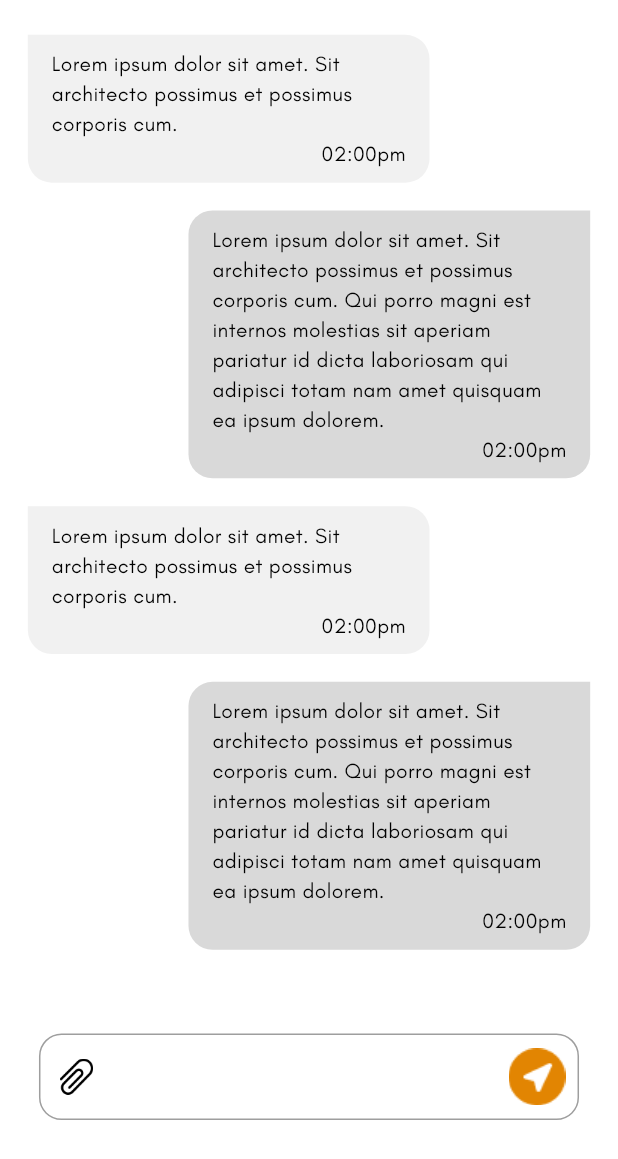
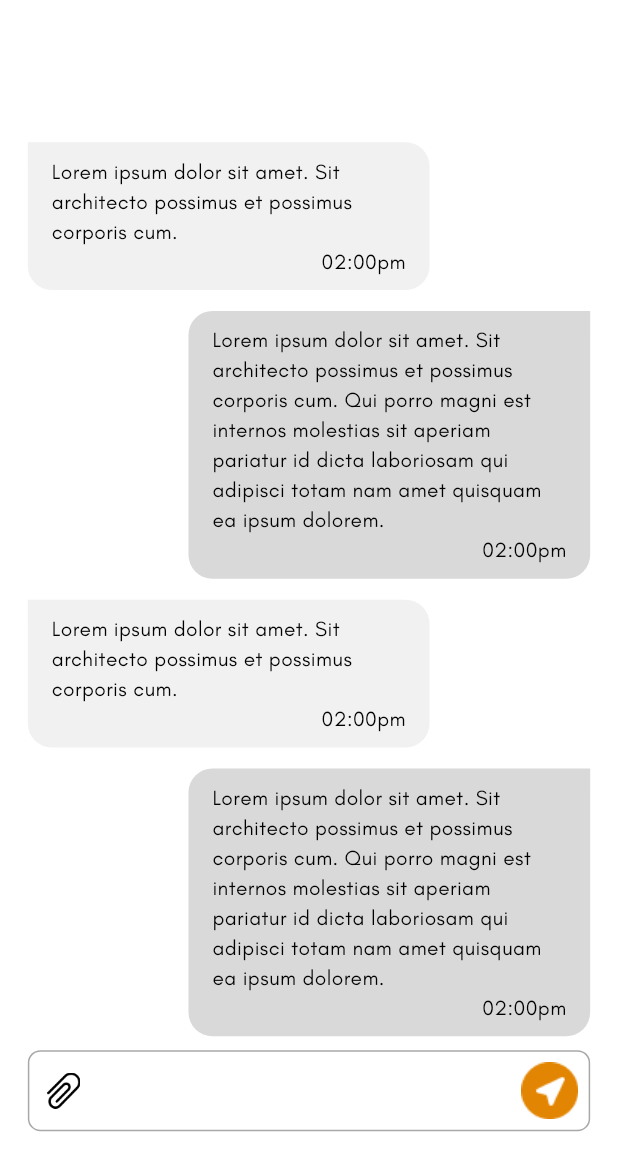
Before and after one commit to codefaizan/auctions_app_flutter, a Flutter app: the MessagesScreen screen opened directly, on a phone screen of 412 x 824 dp, the part 77-1236 px from its top. Run offline on Flutter 3.47's test engine with Material 3 defaults, Android fonts, the phone set to English and light mode, and no system bars; our stand-ins replace cached_network_image, convex_bottom_bar, flutter_svg, image_picker, smooth_page_indicator.

Commit message:
final changes

```diff
--- a/lib/Screens/Auctions-Screen/views/auctions_screen.dart
+++ b/lib/Screens/Auctions-Screen/views/auctions_screen.dart
@@ -37,7 +37,9 @@ class _MyProductsScreenState extends State<AuctionsScreen> {
         ),
         centerTitle: true,
       ),
-      body: GridView.builder(
+      body: Padding(
+        padding: EdgeInsets.symmetric(vertical: FetchPixels.getPixelHeight(10), horizontal: FetchPixels.getPixelWidth(10)),
+        child: GridView.builder(
           itemCount: filteredData.length,
           gridDelegate: SliverGridDelegateWithFixedCrossAxisCount(
               crossAxisCount: 2,
@@ -48,6 +50,7 @@ class _MyProductsScreenState extends State<AuctionsScreen> {
             return MyProductItemWidget(auctionData: filteredData[index],);
           },
         ),
+      ),
       floatingActionButton: FloatingActionButton(
         shape: const CircleBorder(),
         onPressed: ()=> Navigator.push(context, MaterialPageRoute(builder: (context)=> NewProductScreen())),
--- a/lib/Screens/Chats-Screen/widgets/chat_tile_widget.dart
+++ b/lib/Screens/Chats-Screen/widgets/chat_tile_widget.dart
@@ -23,8 +23,8 @@ class ChatTileWidget extends StatelessWidget {
         onTap: () {
           Navigator.push(context, MaterialPageRoute(builder: (context)=>const MessagesScreen()));
         },
-        title: BoldTextWidget(text: chat.title, fontSize: FetchPixels.getPixelHeight(18)),
-        subtitle: RegularTextWidget(text: chat.subTitle, fontSize: FetchPixels.getPixelHeight(17), maxLines: 2, overFlow: TextOverflow.clip,),
+        title: BoldTextWidget(text: chat.title, fontSize: FetchPixels.getPixelHeight(15)),
+        subtitle: RegularTextWidget(text: chat.subTitle, fontSize: FetchPixels.getPixelHeight(15), maxLines: 2, overFlow: TextOverflow.clip,),
         leading: CircleAvatar(
             radius: FetchPixels.getPixelHeight(37),
             foregroundImage: AssetImage(chat.avatar)),
--- a/lib/Screens/Filters-Screen/views/filters_screen.dart
+++ b/lib/Screens/Filters-Screen/views/filters_screen.dart
@@ -31,7 +31,7 @@ class _FiltersScreenState extends State<FiltersScreen> {
       appBar: AppBar(
         title: BoldTextWidget(
           text: AppTexts.filters,
-          fontSize: FetchPixels.getPixelHeight(22)
+          fontSize: FetchPixels.getPixelHeight(21)
         ),
         centerTitle: true,
 
@@ -47,7 +47,7 @@ class _FiltersScreenState extends State<FiltersScreen> {
               children: [
                 BoldTextWidget(
                   text: AppTexts.categories,
-                  fontSize: FetchPixels.getPixelHeight(20)
+                  fontSize: FetchPixels.getPixelHeight(18)
                 ),
 
                 getVerSpace(FetchPixels.getPixelHeight(10)),
--- a/lib/Screens/Home-Screen/views/home_screen.dart
+++ b/lib/Screens/Home-Screen/views/home_screen.dart
@@ -54,7 +54,7 @@ auctionsListPageController = PageController(
         appBar: AppBar(
           title: BoldTextWidget(
             text: AppTexts.appName,
-            fontSize: FetchPixels.getPixelHeight(22),
+            fontSize: FetchPixels.getPixelHeight(21),
           ),
           centerTitle: true,
           actions: [
@@ -67,7 +67,7 @@ auctionsListPageController = PageController(
                 },
                 icon: Icon(
                   Icons.notifications_none,
-                  size: FetchPixels.getPixelHeight(33),
+                  size: FetchPixels.getPixelHeight(32),
                 ))
           ],
         ),
@@ -86,7 +86,7 @@ auctionsListPageController = PageController(
             // Products
             BoldTextWidget(
               text: AppTexts.auction,
-              fontSize: FetchPixels.getPixelHeight(25),
+              fontSize: FetchPixels.getPixelHeight(23),
             ),
 
             Wrap(
--- a/lib/Screens/Home-Screen/widgets/search_bar.dart
+++ b/lib/Screens/Home-Screen/widgets/search_bar.dart
@@ -22,7 +22,7 @@ class SearchBarWidget extends StatelessWidget {
                     }, icon: getAssetImage(
                     AppImages.filterIcon,
                     boxFit: BoxFit.cover,
-                    height: FetchPixels.getPixelHeight(77),
+                    width: FetchPixels.getPixelWidth(60),
                   ),
                   ),
 
@@ -31,7 +31,7 @@ class SearchBarWidget extends StatelessWidget {
                 hintStyle: MaterialStatePropertyAll(TextStyle(color: R.colors.hintText,)),
                 backgroundColor: const MaterialStatePropertyAll(Color.fromARGB(255, 231, 228, 228)),
                 elevation: const MaterialStatePropertyAll(0),
-                padding: MaterialStatePropertyAll(EdgeInsets.only(left: FetchPixels.getPixelWidth(10), top: 0)),
+                padding: MaterialStatePropertyAll(EdgeInsets.only(left: FetchPixels.getPixelWidth(10))),
       onChanged: onChanged,
               );
   }
--- a/lib/Screens/Messages-Screen/views/messages_screen.dart
+++ b/lib/Screens/Messages-Screen/views/messages_screen.dart
@@ -2,6 +2,8 @@ import 'package:bidding_app/Models/ChatMessage.dart';
 import 'package:bidding_app/Screens/Messages-Screen/widgets/message_widget.dart';
 import 'package:bidding_app/base/resizer/fetch_pixels.dart';
 import 'package:bidding_app/base/resources/app_images.dart';
+import 'package:bidding_app/base/widget_utils.dart';
+import 'package:bidding_app/widgets/text_field_widget.dart';
 import 'package:bidding_app/widgets/text_widget.dart';
 import 'package:flutter/material.dart';
 
@@ -33,8 +35,9 @@ class _MessagesScreenState extends State<MessagesScreen> {
   }
 
   @override
-  Widget build(BuildContext context) {
-    return Scaffold(
+  Widget build(BuildContext context) => GestureDetector(
+      onTap: ()=> FocusScope.of(context).unfocus(),
+      child: Scaffold(
         appBar: AppBar(
           centerTitle: true,
           title: Row(
@@ -67,47 +70,40 @@ class _MessagesScreenState extends State<MessagesScreen> {
               Expanded(
                 child: ListView.separated(
                   controller: _scrollController,
+                  reverse: true,
+                  shrinkWrap: true,
                   itemCount: demoMessages.length,
                   itemBuilder: (context, index) {
-                  return MessageWidget(message: demoMessages[index]);
+                    // if(index==demoMessages.length){
+                    //   return SizedBox(height: FetchPixels.getPixelHeight(70));
+                    // }
+                    return MessageWidget(message: demoMessages[demoMessages.length-index-1]);
                   },
                   separatorBuilder: (context, index) {
-                  return SizedBox(height: FetchPixels.getPixelHeight(20));
+                    return SizedBox(height: FetchPixels.getPixelHeight(15));
                   },
                 ),
               ),
+
+              getVerSpace(FetchPixels.getPixelHeight(10)),
               MessageInputBar()
             ],
           ),
         ),
+      ),
     );
-  }
 
-  Widget MessageInputBar() {
-    return Container(
-      margin: EdgeInsets.all(FetchPixels.getPixelHeight(8)),
-      decoration: BoxDecoration(
-          border: Border.all(color: R.colors.greyColor),
-          borderRadius: BorderRadius.circular(15)),
-      height: FetchPixels.getHeightPercentSize(7),
-      child: SafeArea(
-          child: Row(
-        children: [
-          IconButton(
+  Widget MessageInputBar(){
+    return SafeArea(
+      child: TextFieldWidget(
+        controller: _inputFieldController,
+        prefix: IconButton(
             onPressed: () {},
             icon: Image.asset(
               AppImages.attachmentIcon,
               height: FetchPixels.getPixelHeight(26),
             )),
-          Expanded(
-              child: TextField(
-            controller: _inputFieldController,
-            decoration: InputDecoration(
-              focusedBorder: InputBorder.none,
-              enabledBorder: InputBorder.none,
-            ),
-          )),
-          IconButton(
+        suffix: IconButton(
             onPressed: () {
               if (_inputFieldController.text.isNotEmpty) {
                 demoMessages.add(ChatMessage(
@@ -117,16 +113,20 @@ class _MessagesScreenState extends State<MessagesScreen> {
               }
 
               _inputFieldController.text = '';
+              setState(() {});
+              scrollToBottom();
+            },
+            icon: Image.asset(AppImages.sendIcon)),
 
-                setState(() {});
+      ),
+    );
+  }
+
+
+  void scrollToBottom(){
     _scrollController.animateTo(
-                    _scrollController.position.maxScrollExtent,
+        _scrollController.position.minScrollExtent,
         curve: Curves.easeOut,
         duration: const Duration(milliseconds: 300));
-              },
-              icon: Image.asset(AppImages.sendIcon))
-        ],
-      )),
-    );
   }
 }
--- a/lib/Screens/My-Products-Screen/views/my_products_screen.dart
+++ b/lib/Screens/My-Products-Screen/views/my_products_screen.dart
@@ -33,7 +33,7 @@ class _MyProductsScreenState extends State<MyProductsScreen> {
       appBar: AppBar(
         title: BoldTextWidget(
           text: AppTexts.myProducts,
-          fontSize: FetchPixels.getPixelHeight(22),
+          fontSize: FetchPixels.getPixelHeight(21),
         ),
         centerTitle: true,
       ),
--- a/lib/Screens/Profile-Screen/widgets/border_button_widget.dart
+++ b/lib/Screens/Profile-Screen/widgets/border_button_widget.dart
@@ -7,7 +7,7 @@ import '../../../widgets/text_widget.dart';
 Widget expandedButtonWidget(String text, Function() onPressed, [Color? color]){
   return OutlinedButton(onPressed: onPressed,
     style: OutlinedButton.styleFrom(
-      padding: EdgeInsets.symmetric(horizontal: FetchPixels.getPixelWidth(12), vertical: FetchPixels.getPixelHeight(13)),
+      padding: EdgeInsets.symmetric(horizontal: FetchPixels.getPixelWidth(12), vertical: FetchPixels.getPixelHeight(18)),
       side: BorderSide(color: R.colors.greyColor),
       alignment: Alignment.centerLeft,
       foregroundColor: R.colors.blackColor,
--- a/lib/Screens/Wishlist-Screen/views/wishlist_screen.dart
+++ b/lib/Screens/Wishlist-Screen/views/wishlist_screen.dart
@@ -16,7 +16,7 @@ class WishlistScreen extends StatelessWidget {
         appBar: AppBar(
           title: BoldTextWidget(
             text: AppTexts.wishlist,
-            fontSize: FetchPixels.getPixelHeight(22),
+            fontSize: FetchPixels.getPixelHeight(21),
           ),
           centerTitle: true,
 
--- a/lib/base/resources/app_texts.dart
+++ b/lib/base/resources/app_texts.dart
@@ -59,7 +59,7 @@ static const String settings='SETTINGS';
 static const String aboutUs='About Us';
 static const String aboutDetail='Lorem ipsum dolor sit amet. Et unde velit sit inventore expedita non odit itaque. Et laborum dolorem aut omnis harum ut sunt nemo eos veniam adipisci. Qui exercitationem voluptatum qui quos dignissimos eum obcaecati voluptatibus id corrupti sequi eos facilis quod ut fugiat voluptatem. In amet dolorem ad aperiam ratione ea placeat eius et fuga quasi aut temporibus galisum in quia aliquam vel voluptatem modi.Sed omnis repellat non doloremque dolor quo cupiditate quaerat. Ad adipisci vitae et fugiat quos hic harum rerum et voluptates soluta aut nihil inventore sed ullam amet. Sed quidem beatae id consequatur deleniti ut nemo facilis sed iste deserunt id harum earum eos omnis quas aut velit saepe. Id suscipit molestiae 33 provident asperiores At beatae iste qui eligendi obcaecati sit eveniet quos qui tempora error.';
 static const String contactUs='Contact Us';
-static const String termsPrivacy='Terms, Privacy Policy';
+static const String termsPrivacy='Terms & Privacy Policy';
 static const String termsPrivacyDetail='Lorem ipsum dolor sit amet. Et unde velit sit inventore expedita non odit itaque. Et laborum dolorem aut omnis harum ut sunt nemo eos veniam adipisci. Qui exercitationem voluptatum qui quos dignissimos eum obcaecati voluptatibus id corrupti sequi eos facilis quod ut fugiat voluptatem. In amet dolorem ad aperiam ratione ea placeat eius et fuga quasi aut temporibus galisum in quia aliquam vel voluptatem modi.Sed omnis repellat non doloremque dolor quo cupiditate quaerat. Ad adipisci vitae et fugiat quos hic harum rerum et voluptates soluta aut nihil inventore sed ullam amet. Sed quidem beatae id consequatur deleniti ut nemo facilis sed iste deserunt id harum earum eos omnis quas aut velit saepe. Id suscipit molestiae 33 provident asperiores At beatae iste qui eligendi obcaecati sit eveniet quos qui tempora error.';
 
 static const String deleteAccount='Delete Account';
--- a/lib/main.dart
+++ b/lib/main.dart
@@ -39,7 +39,6 @@ class MyApp extends StatelessWidget {
         title: 'Hauptsache-Platz',
         home:SplashScreen(),
         theme: DefaultTheme.getThemeData(),
-      //  home: const SplashScreen(),
       )
       );
 
--- a/lib/widgets/text_field_widget.dart
+++ b/lib/widgets/text_field_widget.dart
@@ -4,12 +4,13 @@ import 'package:flutter/material.dart';
 class TextFieldWidget extends StatelessWidget {
   final String? titleLabel;
   final Widget? suffix;
+  final Widget? prefix;
   final bool obscureText;
   final TextEditingController? controller;
   final TextInputType? keyboardType;
   final String? hintText;
 
-  const TextFieldWidget({super.key, this.titleLabel, this.suffix, this.obscureText=false, this.controller, this.keyboardType, this.hintText});
+  const TextFieldWidget({super.key, this.titleLabel, this.suffix, this.prefix, this.obscureText=false, this.controller, this.keyboardType, this.hintText});
   @override
   Widget build(BuildContext context) {
     return TextField(
@@ -17,6 +18,7 @@ class TextFieldWidget extends StatelessWidget {
         hintText: hintText,
         labelText: titleLabel,
         suffixIcon: suffix,
+        prefixIcon: prefix,
         // contentPadding: EdgeInsets.symmetric(vertical: FetchPixels.getPixelHeight(15), horizontal: FetchPixels.getPixelWidth(15)),
         // border: OutlineInputBorder(borderRadius: BorderRadius.circular(FetchPixels.getPixelHeight(15))),
       ),
--- a/lib/widgets/text_widget.dart
+++ b/lib/widgets/text_widget.dart
@@ -7,9 +7,10 @@ class RegularTextWidget extends StatelessWidget {
   final Color? color;
   final int? maxLines;
   final TextOverflow? overFlow;
+  final bool? softWrap;
 
   RegularTextWidget(
-      {super.key, required this.text, this.fontSize, this.fontWeight, this.color, this.maxLines, this.overFlow});
+      {super.key, required this.text, this.fontSize, this.fontWeight, this.color, this.maxLines, this.overFlow, this.softWrap});
 
   @override
   Widget build(BuildContext context) {
@@ -24,6 +25,7 @@ class RegularTextWidget extends StatelessWidget {
         ),
         maxLines: maxLines,
         overflow: overFlow,
+      softWrap: softWrap,
     );
   }
 }
```
Also changed, not shown: lib/Screens/Auth/Login-Screen/views/login_screen.dart (+5 -4 lines), lib/Screens/Auth/Signup-Screen/views/signup_screen.dart (+5 -4 lines), lib/Screens/Profile-Screen/views/profile_screen.dart (+14 -14 lines), lib/base/resources/theme.dart (+4 -66 lines), lib/widgets/AuctionContainerWidget.dart (+13 -8 lines). Lines whose indentation alone changed are shown as unchanged.
